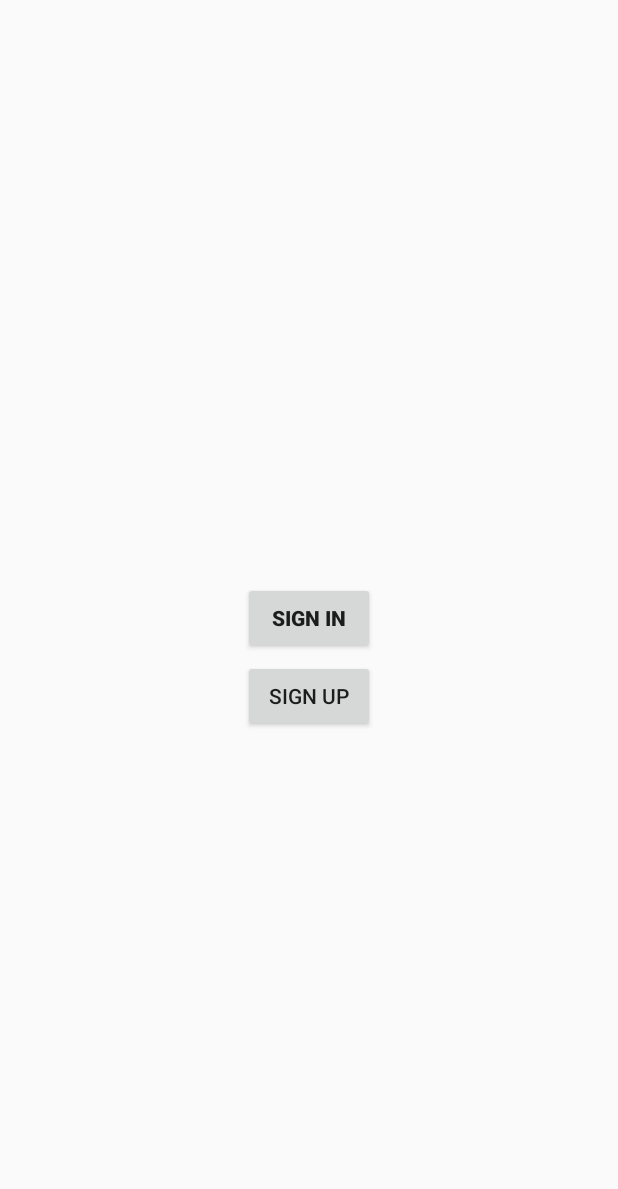
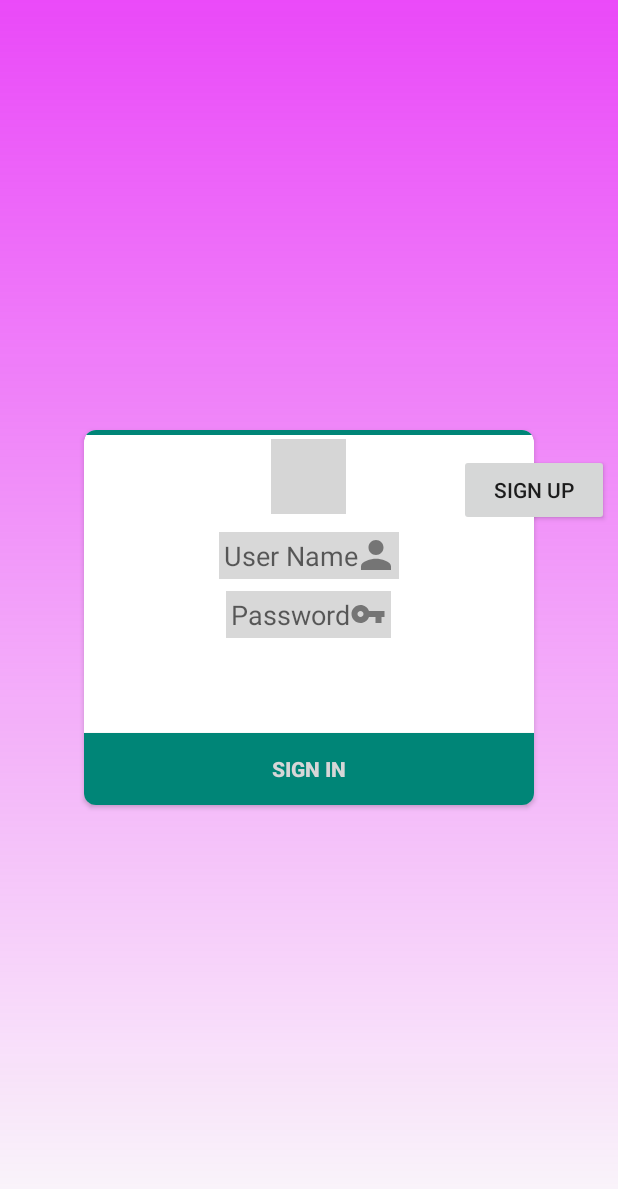
Before and after one commit to Navid-j/project-Manager, an Android app: the layout activity_login.xml on its own in the app's theme, with its tools: preview values and no code run, on a phone screen of 412 x 824 dp. Shown: the top 1189 px of the screen. Run offline under Robolectric (Android 15) with nearby library versions, the phone set to English and light mode, and no system bars; grey boxes are pictures that could not be loaded.

Commit message:
login activity change ui

```diff
--- a/app/src/main/java/com/example/projectmanager/Activity/LoginActivity.java
+++ b/app/src/main/java/com/example/projectmanager/Activity/LoginActivity.java
@@ -1,14 +1,19 @@
 package com.example.projectmanager.Activity;
 
 import androidx.appcompat.app.AppCompatActivity;
+import androidx.cardview.widget.CardView;
 
 import android.content.Intent;
 import android.os.Bundle;
+import android.util.DisplayMetrics;
 import android.util.Log;
 import android.view.View;
+import android.view.ViewGroup;
 import android.widget.Button;
 import android.widget.EditText;
+import android.widget.ImageView;
 import android.widget.ProgressBar;
+import android.widget.RelativeLayout;
 import android.widget.TextView;
 import android.widget.Toast;
 
@@ -32,21 +37,27 @@ public class LoginActivity extends AppCompatActivity {
 
     Button loginBtn, signUpBtn;
     EditText usernameBox, passwordBox;
-    TextView usernameHint, passwordHint;
+    CardView mainCardView;
     ProgressBar progressBar;
+    ImageView loginLogo;
 
     @Override
     protected void onCreate(Bundle savedInstanceState) {
         super.onCreate(savedInstanceState);
         setContentView(R.layout.activity_login);
 
+        DisplayMetrics displayMetrics = LoginActivity.this.getResources().getDisplayMetrics();
+
+        int w = displayMetrics.widthPixels;
+        int h = displayMetrics.heightPixels;
+
         loginBtn = findViewById(R.id.btn_sign_in);
         signUpBtn = findViewById(R.id.btn_sign_up);
         usernameBox = findViewById(R.id.edt_username);
         passwordBox = findViewById(R.id.edt_pass);
-        usernameHint = findViewById(R.id.hint_username);
-        passwordHint = findViewById(R.id.hint_password);
         progressBar = findViewById(R.id.loginProgress);
+        mainCardView = findViewById(R.id.login_cardview);
+        loginLogo = findViewById(R.id.login_logo);
 
         loginBtn.setOnClickListener(new View.OnClickListener() {
             @Override
@@ -66,6 +77,34 @@ public class LoginActivity extends AppCompatActivity {
             }
         });
 
+        RelativeLayout.LayoutParams params = new RelativeLayout.LayoutParams((int) (w / 1.2), h / 2);
+        params.addRule(RelativeLayout.CENTER_IN_PARENT);
+        mainCardView.setLayoutParams(params);
+
+        params = new RelativeLayout.LayoutParams(w / 4, h / 6);
+        params.addRule(RelativeLayout.ALIGN_PARENT_TOP);
+        params.addRule(RelativeLayout.CENTER_HORIZONTAL);
+        params.topMargin = h / 40;
+        loginLogo.setLayoutParams(params);
+
+        params = new RelativeLayout.LayoutParams(w / 4, h / 10);
+        params.addRule(RelativeLayout.RIGHT_OF, R.id.login_cardview);
+        params.addRule(RelativeLayout.ALIGN_PARENT_RIGHT);
+        params.topMargin = h / 40;
+        params.leftMargin = -w / 8;
+        signUpBtn.setLayoutParams(params);
+
+        params = new RelativeLayout.LayoutParams((int) (w / 1.5), ViewGroup.LayoutParams.WRAP_CONTENT);
+        params.addRule(RelativeLayout.CENTER_HORIZONTAL);
+        params.addRule(RelativeLayout.BELOW, R.id.login_logo);
+        params.topMargin = h / 30;
+        usernameBox.setLayoutParams(params);
+
+        params = new RelativeLayout.LayoutParams((int) (w / 1.5), ViewGroup.LayoutParams.WRAP_CONTENT);
+        params.addRule(RelativeLayout.CENTER_HORIZONTAL);
+        params.addRule(RelativeLayout.BELOW, R.id.edt_username);
+        params.topMargin = h / 30;
+        passwordBox.setLayoutParams(params);
 
     }
 
--- /dev/null
+++ b/app/src/main/res/drawable-anydpi/ic_key.xml
@@ -0,0 +1,11 @@
+<vector xmlns:android="http://schemas.android.com/apk/res/android"
+    android:width="24dp"
+    android:height="24dp"
+    android:viewportWidth="24"
+    android:viewportHeight="24"
+    android:tint="#333333"
+    android:alpha="0.6">
+    <path
+        android:fillColor="#FF000000"
+        android:pathData="M12.65,10C11.83,7.67 9.61,6 7,6c-3.31,0 -6,2.69 -6,6s2.69,6 6,6c2.61,0 4.83,-1.67 5.65,-4H17v4h4v-4h2v-4H12.65zM7,14c-1.1,0 -2,-0.9 -2,-2s0.9,-2 2,-2 2,0.9 2,2 -0.9,2 -2,2z"/>
+</vector>
--- /dev/null
+++ b/app/src/main/res/drawable-mdpi/login_background_style.xml
@@ -0,0 +1,8 @@
+<?xml version="1.0" encoding="utf-8"?>
+<shape xmlns:android="http://schemas.android.com/apk/res/android">
+    <gradient
+        android:angle="90"
+        android:endColor="#B4E400F8"
+        android:startColor="@color/transparent" />
+
+</shape>
--- a/app/src/main/res/layout/activity_login.xml
+++ b/app/src/main/res/layout/activity_login.xml
@@ -4,69 +4,91 @@
     xmlns:tools="http://schemas.android.com/tools"
     android:layout_width="match_parent"
     android:layout_height="match_parent"
+    android:background="@drawable/login_background_style"
     tools:context=".Activity.LoginActivity">
 
+    <androidx.cardview.widget.CardView
+        android:id="@+id/login_cardview"
+        android:layout_width="300dp"
+        android:layout_height="250dp"
+        android:layout_centerInParent="true"
+        android:fadingEdge="horizontal"
+        android:fadingEdgeLength="20dp"
+        android:outlineSpotShadowColor="@color/black"
+        app:cardCornerRadius="8dp">
 
+        <View
+            android:layout_width="match_parent"
+            android:layout_height="3dp"
+            android:background="@color/colorPrimary" />
+
+        <RelativeLayout
+            android:layout_width="match_parent"
+            android:layout_height="match_parent">
+
+            <ImageView
+                android:id="@+id/login_logo"
+                android:layout_width="50dp"
+                android:layout_height="50dp"
+                android:layout_alignParentTop="true"
+                android:layout_centerHorizontal="true"
+                android:layout_marginTop="6dp"
+                android:src="@drawable/login" />
 
             <EditText
                 android:id="@+id/edt_username"
                 android:layout_width="wrap_content"
                 android:layout_height="wrap_content"
-        android:layout_above="@+id/edt_pass"
+                android:layout_below="@+id/login_logo"
                 android:layout_centerHorizontal="true"
-        android:hint="UserName"
+                android:layout_marginTop="12dp"
+                android:background="#A1C2C1C1"
+                android:drawableRight="@drawable/ic_person"
+                android:hint="User Name"
                 android:inputType="number"
+                android:padding="3dp"
                 android:singleLine="true"
-        android:visibility="gone" />
-
-    <TextView
-        android:id="@+id/hint_username"
-        android:layout_width="wrap_content"
-        android:layout_height="wrap_content"
-        android:layout_alignBottom="@+id/edt_username"
-        android:layout_marginBottom="6dp"
-        android:layout_toLeftOf="@+id/edt_username"
-        android:text="Personnel Code "
-        android:visibility="gone" />
+                android:visibility="visible" />
 
             <EditText
                 android:id="@+id/edt_pass"
                 android:layout_width="wrap_content"
                 android:layout_height="wrap_content"
-        android:layout_above="@+id/btn_sign_in"
+                android:layout_below="@+id/edt_username"
                 android:layout_centerHorizontal="true"
-        android:layout_marginTop="4dp"
+                android:layout_marginTop="8dp"
+                android:background="#A1C2C1C1"
+                android:drawableRight="@drawable/ic_key"
                 android:hint="Password"
                 android:inputType="textPassword"
+                android:padding="3dp"
                 android:singleLine="true"
-        android:visibility="gone" />
-
-    <TextView
-        android:id="@+id/hint_password"
-        android:layout_width="wrap_content"
-        android:layout_height="wrap_content"
-        android:layout_alignBottom="@+id/edt_pass"
-        android:layout_marginBottom="6dp"
-        android:layout_toLeftOf="@+id/edt_pass"
-        android:text="password "
-        android:visibility="gone" />
+                android:visibility="visible" />
 
             <Button
                 android:id="@+id/btn_sign_in"
-        android:layout_width="wrap_content"
+                android:layout_width="match_parent"
                 android:layout_height="wrap_content"
-        android:layout_centerInParent="true"
-        android:layout_marginTop="4dp"
+                android:layout_alignParentBottom="true"
+                android:layout_marginTop="8dp"
+                android:background="@color/colorPrimary"
                 android:text="sign in"
+                android:textColor="@color/space_white"
                 android:textStyle="bold" />
+
+
+        </RelativeLayout>
+
+    </androidx.cardview.widget.CardView>
 
     <Button
         android:id="@+id/btn_sign_up"
-        android:layout_width="wrap_content"
+        android:layout_width="100dp"
         android:layout_height="wrap_content"
-        android:layout_below="@+id/btn_sign_in"
-        android:layout_centerHorizontal="true"
-        android:layout_marginTop="4dp"
+        android:layout_alignTop="@+id/login_cardview"
+        android:layout_marginTop="16dp"
+        android:layout_marginLeft="-50dp"
+        android:layout_toRightOf="@+id/login_cardview"
         android:text="sign Up" />
 
     <ProgressBar
@@ -74,5 +96,5 @@
         android:layout_width="wrap_content"
         android:layout_height="wrap_content"
         android:layout_centerInParent="true"
-        android:visibility="gone"/>
+        android:visibility="visible" />
 </RelativeLayout>
```
Also changed, not shown: app/src/main/res/drawable-hdpi/ic_key.png (added), app/src/main/res/drawable-mdpi/ic_key.png (added), app/src/main/res/drawable-xhdpi/ic_key.png (added), app/src/main/res/drawable-xxhdpi/ic_key.png (added). Lines whose indentation alone changed are shown as unchanged.
